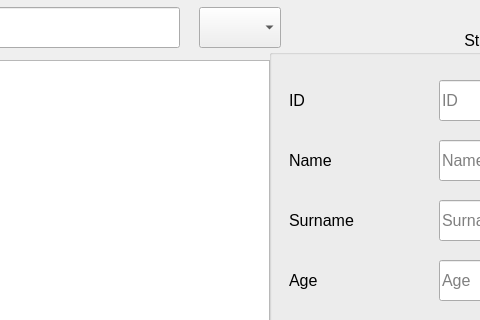
First picture: the form in Sqlite_DB/staffinfo.ui, repository AnishBharati/Qt-HMS, before the edit; both pictures show x 301 to 781 and y 0 to 320 of the 1065 by 664 pixel window.
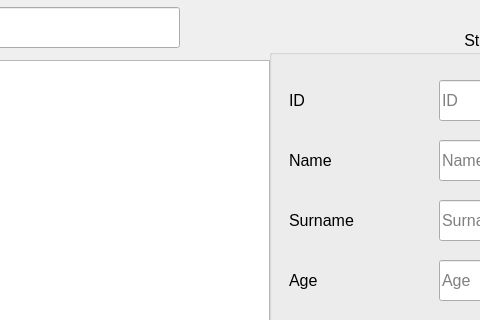
Second picture: the form after the edit.

What changed in the file:
```diff
--- a/Sqlite_DB/staffinfo.ui
+++ b/Sqlite_DB/staffinfo.ui
@@ -277,21 +277,6 @@
     </font>
    </property>
   </widget>
-  <widget class="QComboBox" name="cbColumnas">
-   <property name="geometry">
-    <rect>
-     <x>500</x>
-     <y>7</y>
-     <width>82</width>
-     <height>41</height>
-    </rect>
-   </property>
-   <property name="font">
-    <font>
-     <pointsize>12</pointsize>
-    </font>
-   </property>
-  </widget>
   <widget class="QPushButton" name="pushButton_3">
    <property name="geometry">
     <rect>
```
